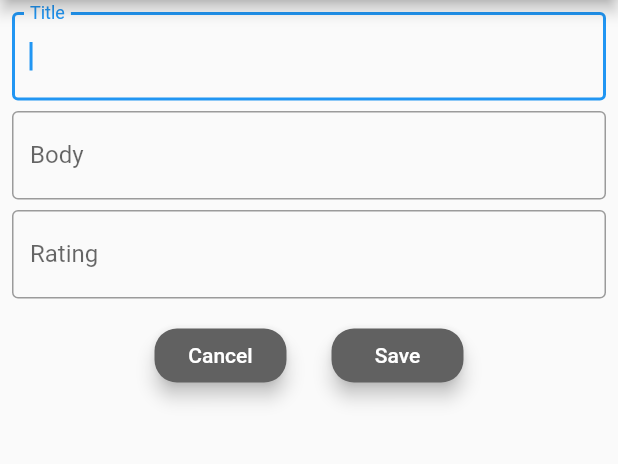
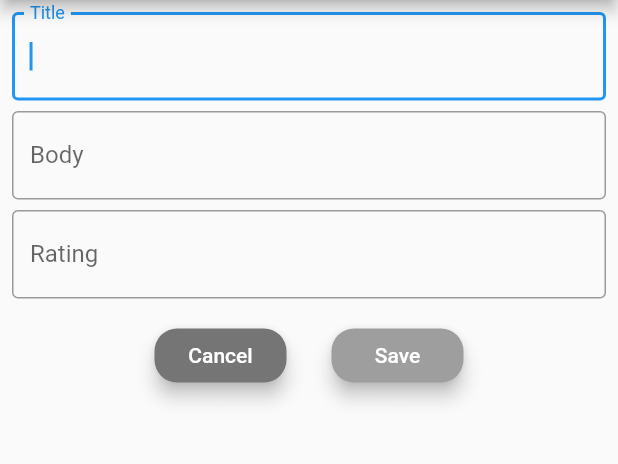
Before and after one commit to pstumbaugh/journalNew, a Flutter app: the FormButton screen opened by its route, on a phone screen of 412 x 824 dp, the part 84-548 px from its top. Run offline on Flutter 3.47's test engine with Material 2 defaults, Android fonts, the phone set to English and light mode, and no system bars; our stand-ins replace shared_preferences, sqflite; accounts and stored records are empty.

```diff
--- a/journal2/lib/widgets/journal_entry_form.dart
+++ b/journal2/lib/widgets/journal_entry_form.dart
@@ -37,13 +37,13 @@ class _EntryFormState extends State<EntryForm> {
               children: <Widget>[
                 form_button(
                     label: "Cancel",
-                    color: Colors.grey[700],
+                    color: Colors.grey[600],
                     pressFunc: () {
                       Navigator.of(context).pop();
                     }),
                 form_button(
                     label: "Save",
-                    color: Colors.grey[700],
+                    color: Colors.grey,
                     pressFunc: () {
                       pressSave();
                     }),
--- a/journal2/lib/widgets/journal_scaffold.dart
+++ b/journal2/lib/widgets/journal_scaffold.dart
@@ -9,7 +9,6 @@ class JournalScaffold extends StatefulWidget {
   final floatingActionButton;
   final modifier;
   final state;
-
   String title;
 
   JournalScaffold(
--- a/journal2/pubspec.yaml
+++ b/journal2/pubspec.yaml
@@ -41,6 +41,10 @@ dev_dependencies:
 
 # The following section is specific to Flutter.
 flutter:
+
+  # The following line ensures that the Material Icons font is
+  # included with your application, so that you can use the icons in
+  # the material Icons class.
   uses-material-design: true
   assets:
     - assets/
```
Also changed, not shown: journal2/lib/db/db_manager.dart (+2 -10 lines), journal2/lib/screens/jorunal_entries.dart (+7 -9 lines), journal2/lib/widgets/journal_entry_display.dart (+0 -8 lines), 3 other files.
